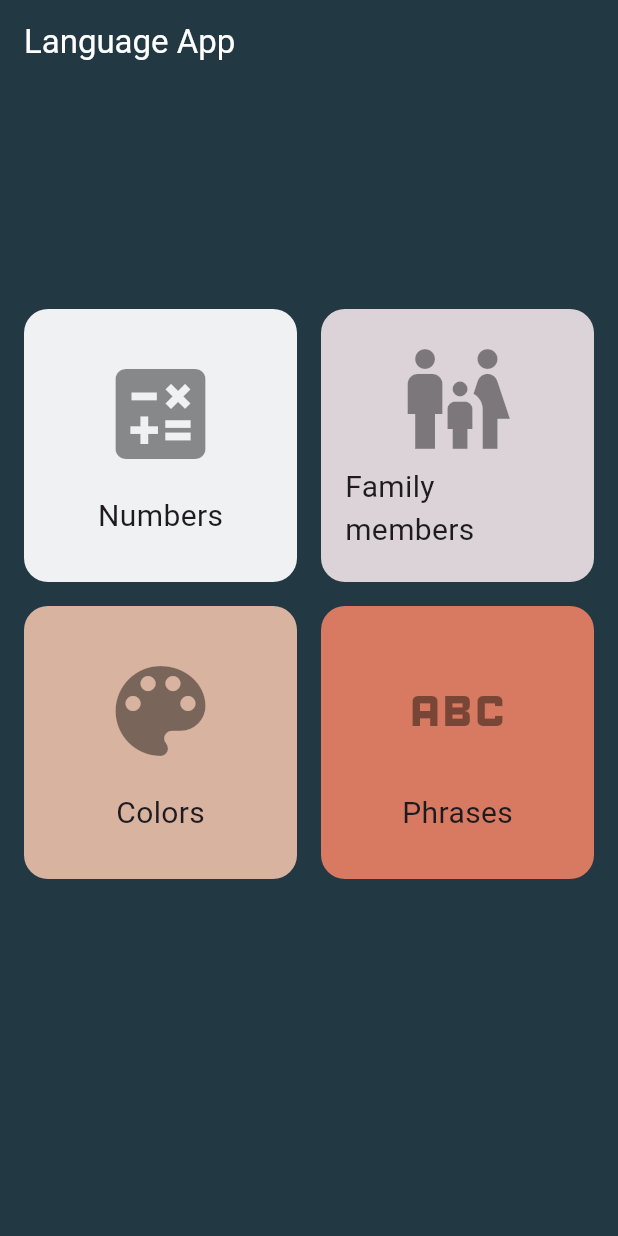
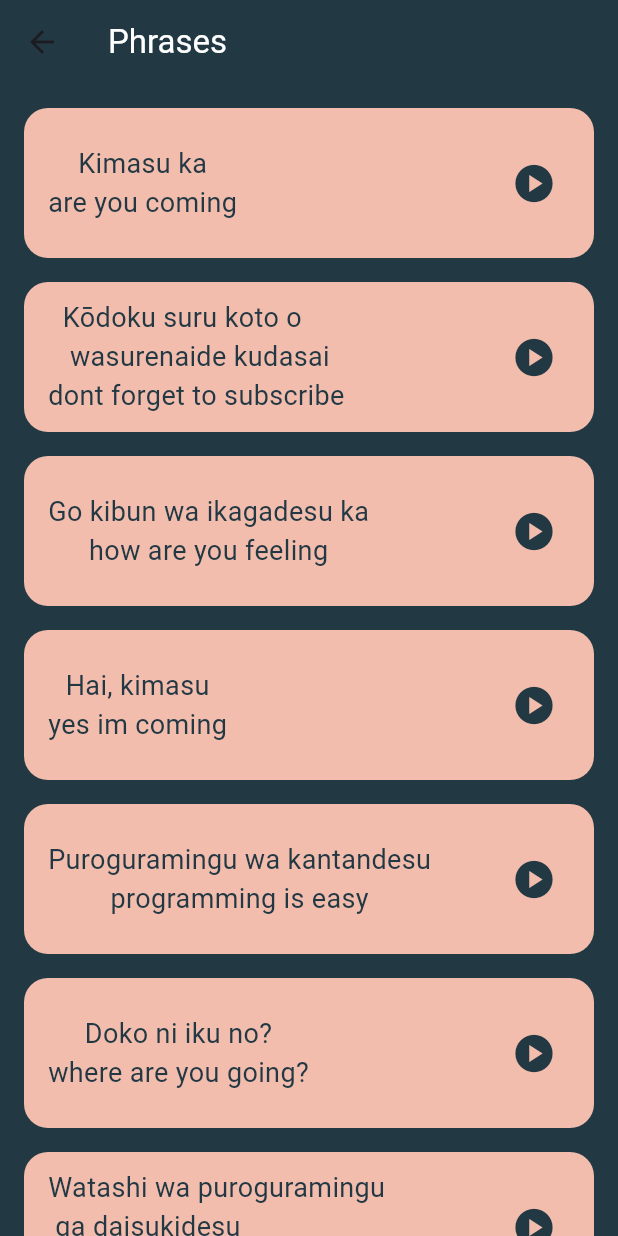
Before and after one commit to aymenG/toku-language-app, a Flutter app: the screen it shows after launch, after a tap on "Phrases", on a phone screen of 412 x 824 dp. Run offline on Flutter 3.47's test engine with Material 3 defaults, Android fonts, the phone set to English and light mode, and no system bars; our stand-ins replace audioplayers.

Commit message:
changing launcher icon and title and finshing the app

```diff
--- a/lib/components/category_item.dart
+++ b/lib/components/category_item.dart
@@ -13,7 +13,6 @@ class CategoryItem extends StatelessWidget {
       onTap: onTap,
       child: Container(
         padding: const EdgeInsets.all(16),
-        //alignment: Alignment.center,
         decoration: BoxDecoration(
           borderRadius: BorderRadius.circular(16),
           color: color,
--- a/lib/components/item.dart
+++ b/lib/components/item.dart
@@ -23,7 +23,25 @@ class Item extends StatelessWidget {
                 borderRadius: BorderRadius.circular(16),
                 //color: const Color(0xFFEFF1F3),
               ),
-              child: Image.asset(itemObj.image)),
+              child: Image.asset(itemObj.image!)),
+          Expanded(
+              child: ItemInfo(
+            itemObj: itemObj,
+          ))
+        ],
+      ),
+    );
+  }
+}
+
+class ItemInfo extends StatelessWidget {
+  const ItemInfo({super.key, required this.itemObj});
+  final ItemModel itemObj;
+
+  @override
+  Widget build(BuildContext context) {
+    return Row(
+      children: [
         Padding(
           padding: const EdgeInsets.only(left: 16),
           child: Column(
@@ -31,13 +49,11 @@ class Item extends StatelessWidget {
             children: [
               Text(
                 itemObj.jpName,
-                  style:
-                      const TextStyle(color: Color(0xFF223843), fontSize: 18),
+                style: const TextStyle(color: Color(0xFF223843), fontSize: 18),
               ),
               Text(
                 itemObj.enName,
-                  style:
-                      const TextStyle(color: Color(0xFF223843), fontSize: 18),
+                style: const TextStyle(color: Color(0xFF223843), fontSize: 18),
               )
             ],
           ),
@@ -48,9 +64,8 @@ class Item extends StatelessWidget {
         Padding(
           padding: const EdgeInsets.only(right: 16),
           child: IconButton(
-                onPressed: () async {
-                  final player = AudioPlayer();
-                  await player.play(AssetSource(itemObj.sound));
+              onPressed: () {
+                itemObj.playsound();
               },
               icon: const Icon(
                 Icons.play_circle,
@@ -59,7 +74,6 @@ class Item extends StatelessWidget {
               )),
         )
       ],
-      ),
     );
   }
 }
--- a/lib/main.dart
+++ b/lib/main.dart
@@ -13,6 +13,7 @@ class TokuApp extends StatelessWidget {
   Widget build(BuildContext context) {
     return const MaterialApp(
       debugShowCheckedModeBanner: false,
+      title: "Toku",
       home: HomePage(),
     );
   }
--- a/lib/models/item_model.dart
+++ b/lib/models/item_model.dart
@@ -1,12 +1,19 @@
+import 'package:audioplayers/audioplayers.dart';
+
 class ItemModel {
-  final String image;
+  final String? image;
   final String jpName;
   final String enName;
   final String sound;
 
   const ItemModel(
-      {required this.image,
+      {this.image,
       required this.jpName,
       required this.enName,
       required this.sound});
+
+  playsound() {
+    final player = AudioPlayer();
+    player.play(AssetSource(sound));
+  }
 }
--- a/lib/screens/colors_page.dart
+++ b/lib/screens/colors_page.dart
@@ -64,7 +64,7 @@ class ColorsPage extends StatelessWidget {
         itemBuilder: (context, index) {
           return Item(
             itemObj: colors[index],
-            color: Colors.amber,
+            color: const Color.fromARGB(255, 202, 171, 81),
           );
         },
       ),
--- a/lib/screens/home_page.dart
+++ b/lib/screens/home_page.dart
@@ -1,6 +1,7 @@
 import 'package:flutter/material.dart';
 import 'package:toku_app/screens/family_members_page.dart';
 import 'package:toku_app/screens/numbers_page.dart';
+import 'package:toku_app/screens/phrases_page.dart';
 
 import '../components/category_item.dart';
 import 'colors_page.dart';
@@ -11,7 +12,7 @@ class HomePage extends StatelessWidget {
   @override
   Widget build(BuildContext context) {
     return Scaffold(
-      backgroundColor: Color(0xFF223843),
+      backgroundColor: const Color(0xFF223843),
       appBar: AppBar(
         title: const Text(
           'Language App',
@@ -62,7 +63,11 @@ class HomePage extends StatelessWidget {
               icon: Icons.abc,
               text: 'Phrases',
               color: const Color(0xFFD77A61),
-              onTap: () {},
+              onTap: () {
+                Navigator.push(context, MaterialPageRoute(builder: (context) {
+                  return const PhrasesPage();
+                }));
+              },
             )
           ],
         ),
--- /dev/null
+++ b/lib/screens/phrases_page.dart
@@ -0,0 +1,79 @@
+import 'package:flutter/material.dart';
+import 'package:toku_app/components/item.dart';
+
+import '../models/item_model.dart';
+
+class PhrasesPage extends StatelessWidget {
+  const PhrasesPage({super.key});
+  final List<ItemModel> phrases = const [
+    ItemModel(
+      jpName: 'Kimasu ka',
+      enName: 'are you coming',
+      sound: 'sounds/phrases/are_you_coming.wav',
+    ),
+    ItemModel(
+      jpName: 'Kōdoku suru koto o \n wasurenaide kudasai',
+      enName: 'dont forget to subscribe',
+      sound: 'sounds/phrases/dont_forget_to_subscribe.wav',
+    ),
+    ItemModel(
+      jpName: 'Go kibun wa ikagadesu ka',
+      enName: 'how are you feeling',
+      sound: 'sounds/phrases/how_are_you_feeling.wav',
+    ),
+    ItemModel(
+      jpName: 'Hai, kimasu',
+      enName: 'yes im coming',
+      sound: 'sounds/phrases/yes_im_coming.wav',
+    ),
+    ItemModel(
+      jpName: 'Puroguramingu wa kantandesu',
+      enName: 'programming is easy',
+      sound: 'sounds/phrases/programming_is_easy.wav',
+    ),
+    ItemModel(
+      jpName: 'Doko ni iku no?',
+      enName: 'where are you going?',
+      sound: 'sounds/phrases/where_are_you_going.wav',
+    ),
+    ItemModel(
+      jpName: 'Watashi wa puroguramingu\n ga daisukidesu',
+      enName: 'i love programming',
+      sound: 'sounds/phrases/i_love_programming.wav',
+    ),
+    ItemModel(
+        jpName: 'Anata no namae wa nanidesu ka?',
+        enName: 'what is your name?',
+        sound: 'sounds/phrases/what_is_your_name.wav'),
+  ];
+
+  @override
+  Widget build(BuildContext context) {
+    return Scaffold(
+      backgroundColor: const Color(0xFF223843),
+      appBar: AppBar(
+        title: const Text(
+          'Phrases',
+          style: TextStyle(color: Colors.white),
+        ),
+        backgroundColor: const Color(0xFF223843),
+      ),
+      body: ListView.builder(
+        itemCount: phrases.length,
+        itemBuilder: (context, index) {
+          return Container(
+            margin: const EdgeInsets.only(left: 16, top: 16, right: 16),
+            decoration: BoxDecoration(
+              borderRadius: BorderRadius.circular(16),
+              color: const Color.fromARGB(255, 243, 189, 174),
+            ),
+            height: 100,
+            child: ItemInfo(
+              itemObj: phrases[index],
+            ),
+          );
+        },
+      ),
+    );
+  }
+}
--- a/pubspec.yaml
+++ b/pubspec.yaml
@@ -11,10 +11,12 @@ dependencies:
   flutter:
     sdk: flutter
 
+
+
 dev_dependencies:
+  flutter_lints: ^2.0.0
   flutter_test:
     sdk: flutter
-  flutter_lints: ^2.0.0
 
 flutter:
   uses-material-design: true
@@ -25,3 +27,4 @@ flutter:
     - assets/sounds/numbers/
     - assets/sounds/family_members/
     - assets/sounds/colors/
+    - assets/sounds/phrases/
```
Also changed, not shown: 7 other files. Lines whose indentation alone changed are shown as unchanged.
